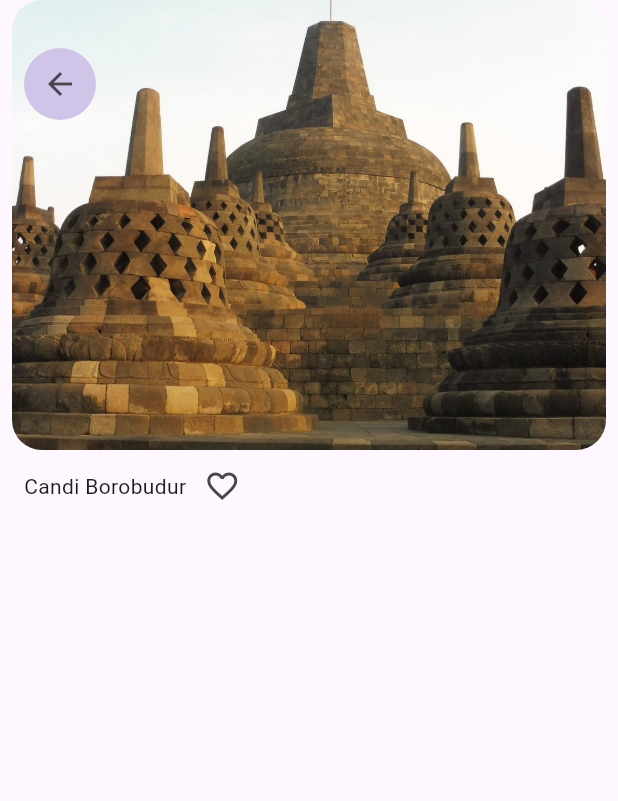
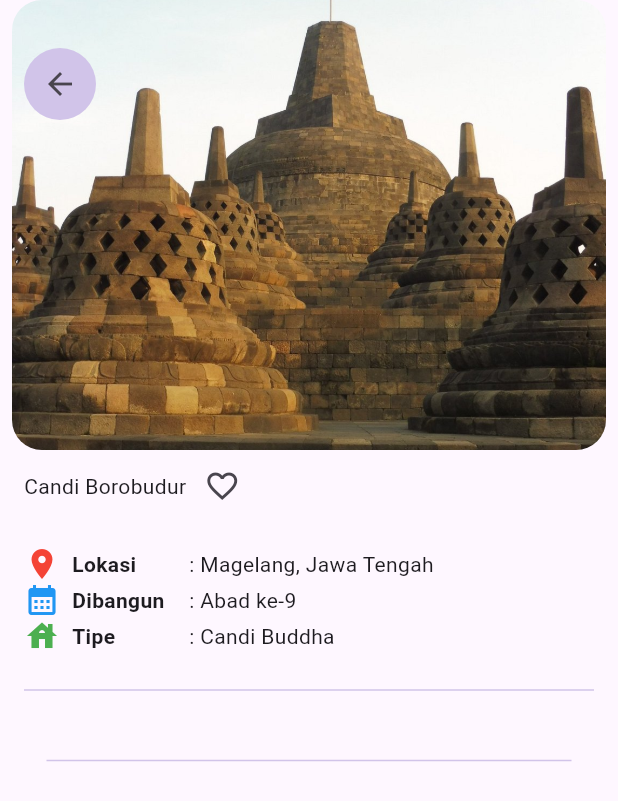
Before and after one commit to FernandoAntonius/wisata_candi_FernandoAntonius, a Flutter app: the screen it shows after launch, on a phone screen of 412 x 824 dp. Shown: the top 801 px of the screen. Run offline on Flutter 3.47's test engine with Material 3 defaults, Android fonts, the phone set to English and light mode, and no system bars.

Commit message:
Detail tengah

```diff
--- a/lib/screens/detail_screen.dart
+++ b/lib/screens/detail_screen.dart
@@ -47,6 +47,7 @@ class DetailScreen extends StatelessWidget {
           Padding(
             padding: const EdgeInsets.symmetric(horizontal: 16),
             child: Column(
+              crossAxisAlignment: CrossAxisAlignment.start,
               children: [
                 // info atas nama candi dan tombol favorit
                 Row(
@@ -59,7 +60,67 @@ class DetailScreen extends StatelessWidget {
                   ],
                 ),
                 // info tengah lokasi dibangun tipe
+                SizedBox(height: 16),
+                Row(
+                  children: [
+                    Icon(Icons.place, color: Colors.red),
+                    SizedBox(width: 8),
+                    SizedBox(
+                      width: 78,
+                      child: Text(
+                        'Lokasi',
+                        style: TextStyle(fontWeight: FontWeight.bold),
+                      ),
+                    ),
+                    Text(': ${candi.location}'),
+                  ],
+                ),
+                Row(
+                  children: [
+                    Icon(Icons.calendar_month, color: Colors.blue),
+                    SizedBox(width: 8),
+                    SizedBox(
+                      width: 78,
+                      child: Text(
+                        'Dibangun',
+                        style: TextStyle(fontWeight: FontWeight.bold),
+                      ),
+                    ),
+                    Text(': ${candi.built}'),
+                  ],
+                ),
+                Row(
+                  children: [
+                    Icon(Icons.house, color: Colors.green),
+                    SizedBox(width: 8),
+                    SizedBox(
+                      width: 78,
+                      child: Text(
+                        'Tipe',
+                        style: TextStyle(fontWeight: FontWeight.bold),
+                      ),
+                    ),
+                    Text(': ${candi.type}'),
+                  ],
+                ),
+                SizedBox(height: 16),
+                Divider(color: Colors.deepPurple.shade100),
+                SizedBox(height: 16),
                 // info bawah deskripsi
+                Padding(
+                  padding: const EdgeInsets.all(15),
+                  child: Column(
+                    crossAxisAlignment: CrossAxisAlignment.start,
+                    children: [
+                      Divider(color: Colors.deepPurple.shade100),
+                      Text(''),
+                      SizedBox(height: 10),
+                      SizedBox(),
+                      SizedBox(height: 4),
+                      Text(''),
+                    ],
+                  ),
+                ),
               ],
             ),
           ),
```
